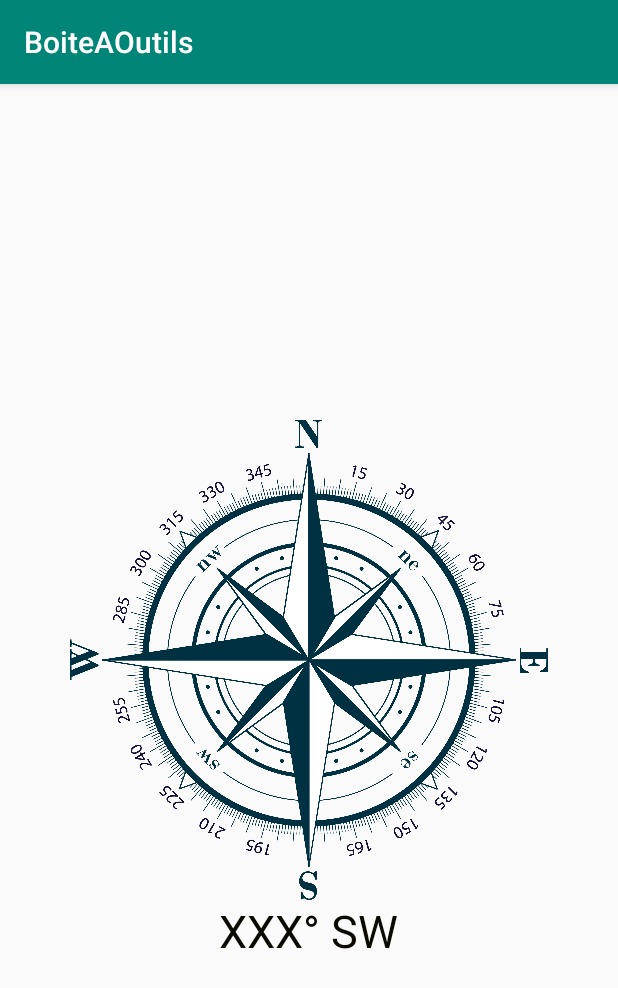
After one commit to Guizboule/BoiteAOutils, an Android app: the fragment fragment_boussole shown on its own in the app's theme, on a phone screen of 412 x 824 dp. The commit adds this screen. Shown: the top 988 px of the screen. Run offline under Robolectric (Android 15) with nearby library versions, the phone set to English and light mode, and no system bars.

Commit message:
Ajout de la boussole
Ajout du nouveau fragment, de l'image, d'un label
Animation de l'image et du label en fonction de la localisation

```diff
--- a/app/src/main/AndroidManifest.xml
+++ b/app/src/main/AndroidManifest.xml
@@ -20,5 +20,7 @@
             </intent-filter>
         </activity>
     </application>
+    <uses-permission android:name="android.permission.ACCESS_FINE_LOCATION"/>
+    <uses-permission android:name="android.permission.ACCESS_COARSE_LOCATION"/>
 
 </manifest>
--- a/app/src/main/java/com/example/boiteaoutils/MainActivity.java
+++ b/app/src/main/java/com/example/boiteaoutils/MainActivity.java
@@ -45,7 +45,7 @@ public class MainActivity extends AppCompatActivity {
         // menu should be considered as top level destinations.
         mAppBarConfiguration = new AppBarConfiguration.Builder(
                 R.id.nav_home, R.id.nav_gallery, R.id.nav_slideshow,
-                R.id.nav_tools, R.id.nav_share, R.id.nav_send)
+                R.id.nav_tools, R.id.nav_share, R.id.nav_send, R.id.nav_boussole)
                 .setDrawerLayout(drawer)
                 .build();
         NavController navController = Navigation.findNavController(this, R.id.nav_host_fragment);
--- /dev/null
+++ b/app/src/main/java/com/example/boiteaoutils/ui/boussole/Boussole.java
@@ -0,0 +1,116 @@
+package com.example.boiteaoutils.ui.boussole;
+
+import android.content.Context;
+import android.hardware.Sensor;
+import android.hardware.SensorEvent;
+import android.hardware.SensorEventListener;
+import android.hardware.SensorManager;
+import android.util.Log;
+
+
+public class Boussole implements SensorEventListener {
+
+    private static final String TAG = "Hello";
+
+    public interface BoussoleListener {
+        void onNewAzimuth(float azimuth);
+    }
+
+    private BoussoleListener listener;
+
+    private SensorManager sensorManager;
+    private Sensor gsensor; //gyro sensor
+    private Sensor msensor;// magnetic sensor
+
+    private float[] mGravity = new float[3];
+    private float[] mGeomagnetic = new float[3];
+    private float[] R = new float[9];
+    private float[] I = new float[9];
+
+    private float azimuth;
+    private float azimuthFix;
+
+    public Boussole(Context context) {
+        sensorManager = (SensorManager) context
+                .getSystemService(Context.SENSOR_SERVICE); //Activate the sonsor service//If sensor sensor service is
+
+        gsensor = sensorManager.getDefaultSensor(Sensor.TYPE_ACCELEROMETER);
+        msensor = sensorManager.getDefaultSensor(Sensor.TYPE_MAGNETIC_FIELD);
+    }
+
+    public void start() {
+        sensorManager.registerListener(this, gsensor,SensorManager.SENSOR_DELAY_GAME);
+        sensorManager.registerListener(this, msensor, SensorManager.SENSOR_DELAY_GAME);
+    }
+
+    public void stop() {
+        sensorManager.unregisterListener(this);
+    }
+
+    public void setAzimuthFix(float fix) {
+        azimuthFix = fix;
+    }
+
+    public void resetAzimuthFix() {
+        setAzimuthFix(0);
+    }
+
+    public void setListener(BoussoleListener l) {
+        listener = l;
+    }
+
+    @Override
+    public void onSensorChanged(SensorEvent event) {
+        final float alpha = 0.97f;
+        synchronized (this) {
+            if (event.sensor.getType() == Sensor.TYPE_ACCELEROMETER) {
+
+                mGravity[0] = alpha * mGravity[0] + (1 - alpha)
+                        * event.values[0]; //X
+
+                mGravity[1] = alpha * mGravity[1] + (1 - alpha)
+                        * event.values[1];//Y
+
+                mGravity[2] = alpha * mGravity[2] + (1 - alpha)
+                        * event.values[2];//Z
+
+                // mGravity = event.values;
+                Log.i(TAG+" ACCELEROMETER ", Float.toString(mGravity[0]));
+                Log.i(TAG+" ACCELEROMETER ", Float.toString(mGravity[1]));
+                Log.i(TAG+" ACCELEROMETER ", Float.toString(mGravity[2]));
+            }
+
+            if (event.sensor.getType() == Sensor.TYPE_MAGNETIC_FIELD) {
+                // mGeomagnetic = event.values;
+                mGeomagnetic[0] = alpha * mGeomagnetic[0] + (1 - alpha)
+                        * event.values[0];//X
+                mGeomagnetic[1] = alpha * mGeomagnetic[1] + (1 - alpha)
+                        * event.values[1];//Y
+                mGeomagnetic[2] = alpha * mGeomagnetic[2] + (1 - alpha)
+                        * event.values[2];//Z
+                Log.i(TAG+" Magnetic ", Float.toString(event.values[0]));
+                Log.i(TAG+" Magnetic ", Float.toString(event.values[0]));
+                Log.i(TAG+" Magnetic ", Float.toString(event.values[0]));
+            }
+
+            boolean success = SensorManager.getRotationMatrix(R, I, mGravity,
+                    mGeomagnetic);
+            if (success) {
+                float orientation[] = new float[3];
+                SensorManager.getOrientation(R, orientation);
+                Log.d(TAG, "azimuth (rad): " + azimuth);
+                azimuth = (float) Math.toDegrees(orientation[0]); // orientation
+
+                azimuth = (azimuth + azimuthFix + 360) % 360;
+                Log.d(TAG, "azimuth (deg): " + azimuth);
+                if (listener != null) {
+                    listener.onNewAzimuth(azimuth);
+                }
+            }
+        }
+    }
+
+    @Override
+    public void onAccuracyChanged(Sensor sensor, int accuracy) {
+    }
+}
--- /dev/null
+++ b/app/src/main/java/com/example/boiteaoutils/ui/boussole/fragment_boussole.java
@@ -0,0 +1,123 @@
+package com.example.boiteaoutils.ui.boussole;
+
+
+import android.content.pm.ActivityInfo;
+import android.os.Bundle;
+import android.util.Log;
+import android.view.LayoutInflater;
+import android.view.View;
+import android.view.ViewGroup;
+import android.view.animation.Animation;
+import android.view.animation.RotateAnimation;
+import android.widget.ImageView;
+import android.widget.TextView;
+
+import androidx.fragment.app.Fragment;
+
+import com.example.boiteaoutils.R;
+
+
+/**
+ * A simple {@link Fragment} subclass.
+ */
+public class fragment_boussole extends Fragment {
+
+    private static final String TAG = "Hello";
+
+    private Boussole boussole;
+
+    private float currentAzimuth;
+    private PointsCardinauxFormat pointsCardinauxFormat;
+
+    public fragment_boussole() {
+        // Required empty public constructor
+    }
+
+
+    @Override
+    public View onCreateView(LayoutInflater inflater, ViewGroup container,
+                             Bundle savedInstanceState) {
+        Log.v(TAG, "onCreateView" );
+
+        //Initialisation de la classe PointsCardinauxFormat
+        pointsCardinauxFormat = new PointsCardinauxFormat(this.getContext());
+
+        //Initialisation de la classe Boussole
+        setupBoussole();
+
+        return inflater.inflate(R.layout.fragment_boussole, container, false);
+    }
+
+    @Override
+    public void onStart() {
+        super.onStart();
+        Log.d(TAG, "start boussole");
+        boussole.start();
+    }
+
+    @Override
+    public void onResume() {
+        super.onResume();
+        Log.v(TAG, "onResume" );
+        boussole.start();
+
+        //Bloque l'orientation du fragment en mode portrait
+        getActivity().setRequestedOrientation(ActivityInfo.SCREEN_ORIENTATION_PORTRAIT);
+    }
+
+    @Override
+    public void onPause() {
+        super.onPause();
+        Log.v(TAG, "onPause" );
+        boussole.stop();
+    }
+
+    @Override
+    public void onStop() {
+        super.onStop();
+        Log.v(TAG, "onStop" );
+        boussole.stop();
+    }
+
+    private void setupBoussole() {
+        boussole = new Boussole(this.getContext());
+        Boussole.BoussoleListener cl = getBoussoleListener();
+        boussole.setListener(cl);
+    }
+
+    private void adjustBoussole(float azimuth) {
+        Log.d(TAG, "passage de " + currentAzimuth + "° à " + azimuth +"°");
+
+        Animation an = new RotateAnimation(-currentAzimuth, -azimuth, Animation.RELATIVE_TO_SELF, 0.5f, Animation.RELATIVE_TO_SELF,0.5f);
+        currentAzimuth = azimuth;
+
+        an.setDuration(500);
+        an.setRepeatCount(0);
+        an.setFillAfter(true);
+
+        //Récupération de l'imageBoussole et animation de l'image
+        ImageView imageBoussole = (ImageView) getView().findViewById(R.id.imageBoussole);
+        imageBoussole.startAnimation(an);
+    }
+
+    private void adjustPointsCardinauxLabel(float azimuth) {
+        //Récupération du texte pointCardinaux et changement du texte
+        TextView textView = (TextView) getView().findViewById(R.id.pointCardinaux) ;
+        textView.setText(pointsCardinauxFormat.format(azimuth));
+    }
+
+    private Boussole.BoussoleListener getBoussoleListener() {
+        return new Boussole.BoussoleListener() {
+            @Override
+            public void onNewAzimuth(final float azimuth) {
+                getActivity().runOnUiThread(new Runnable() {
+                    @Override
+                    public void run() {
+                        adjustBoussole(azimuth);
+                        adjustPointsCardinauxLabel(azimuth);
+                    }
+                });
+            }
+        };
+    }
+}
--- /dev/null
+++ b/app/src/main/res/layout/fragment_boussole.xml
@@ -0,0 +1,31 @@
+<?xml version="1.0" encoding="utf-8"?>
+<RelativeLayout xmlns:android="http://schemas.android.com/apk/res/android"
+    xmlns:tools="http://schemas.android.com/tools"
+    android:id="@+id/frameLayout"
+    android:layout_width="match_parent"
+    android:layout_height="match_parent"
+    android:paddingBottom="16dp"
+    android:paddingLeft="16dp"
+    android:paddingRight="16dp"
+    android:paddingTop="16dp"
+    tools:context=".ui.boussole.fragment_boussole">
+
+    <ImageView
+        android:id="@+id/imageBoussole"
+        android:layout_width="320dp"
+        android:layout_height="320dp"
+        android:layout_centerInParent="true"
+        android:contentDescription="@string/imageboussole"
+        android:src="@drawable/campass_" />
+
+    <TextView
+        android:id="@+id/pointCardinaux"
+        android:layout_width="wrap_content"
+        android:layout_height="wrap_content"
+        android:layout_below="@+id/imageBoussole"
+        android:layout_centerInParent="true"
+        android:textColor="#0a0a02"
+        android:textSize="30dp"
+        android:text="@string/fragment_boussole" />
+
+</RelativeLayout>
--- a/app/src/main/res/menu/activity_main_drawer.xml
+++ b/app/src/main/res/menu/activity_main_drawer.xml
@@ -20,6 +20,10 @@
             android:id="@+id/nav_tools"
             android:icon="@drawable/ic_menu_manage"
             android:title="@string/menu_tools" />
+        <item
+            android:id="@+id/nav_boussole"
+            android:icon="@drawable/ic_menu_manage"
+            android:title="@string/menu_boussole" />
     </group>
 
     <item android:title="Communicate">
--- a/app/src/main/res/navigation/mobile_navigation.xml
+++ b/app/src/main/res/navigation/mobile_navigation.xml
@@ -40,4 +40,9 @@
         android:name="com.example.boiteaoutils.ui.send.SendFragment"
         android:label="@string/menu_send"
         tools:layout="@layout/fragment_send" />
+    <fragment
+        android:id="@+id/nav_boussole"
+        android:name="com.example.boiteaoutils.ui.boussole.fragment_boussole"
+        android:label="@string/menu_boussole"
+        tools:layout="@layout/fragment_boussole" />
 </navigation>
--- a/app/src/main/res/values-v21/styles.xml
+++ /dev/null
@@ -1,8 +0,0 @@
-<resources>
-
-    <style name="AppTheme.NoActionBar">
-        <item name="windowActionBar">false</item>
-        <item name="windowNoTitle">true</item>
-        <item name="android:statusBarColor">@android:color/transparent</item>
-    </style>
-</resources>
--- a/app/src/main/res/values/strings.xml
+++ b/app/src/main/res/values/strings.xml
@@ -13,4 +13,17 @@
     <string name="menu_tools">Tools</string>
     <string name="menu_share">Share</string>
     <string name="menu_send">Send</string>
+
+    <string name="menu_boussole">Boussole</string>
+    <string name="fragment_boussole">XXX° SW</string>
+    <string name="imageboussole">ImageBoussole</string>
+
+    <string name="north">N</string>
+    <string name="east">E</string>
+    <string name="south">S</string>
+    <string name="west">W</string>
+    <string name="northeast">NE</string>
+    <string name="northwest">NW</string>
+    <string name="southeast">SE</string>
+    <string name="southwest">SW</string>
 </resources>
```
Also changed, not shown: app/src/main/java/com/example/boiteaoutils/ui/boussole/PointsCardinauxFormat.java (added, +71 -0 lines), app/src/main/res/drawable/campass_.png (added).
